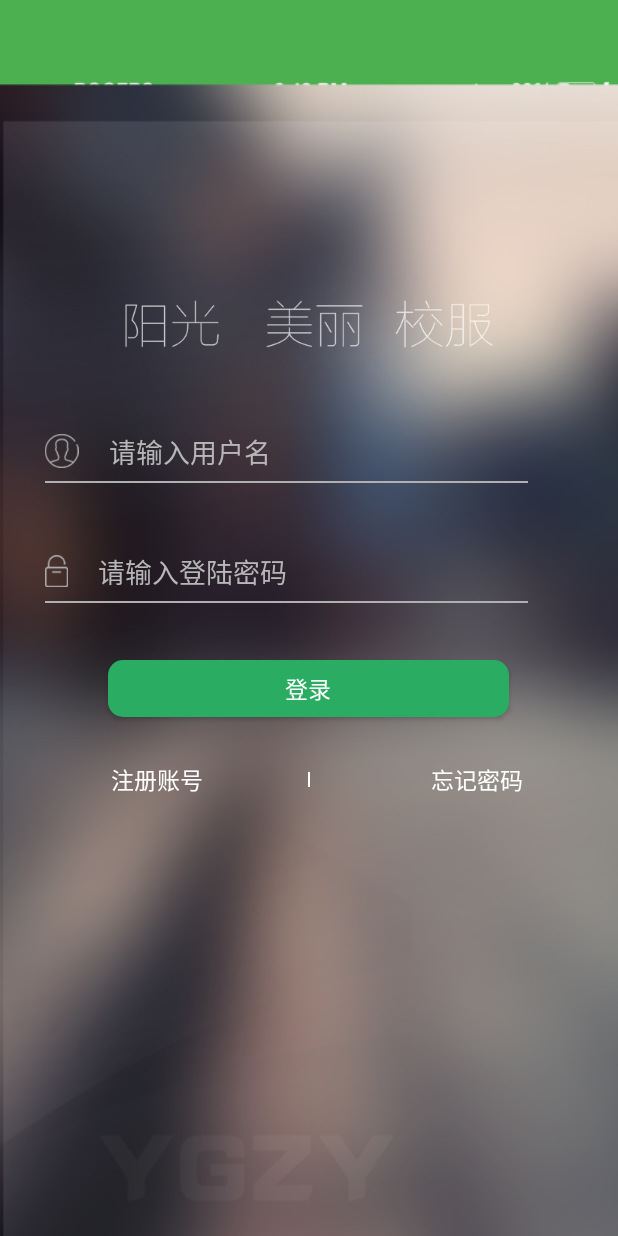
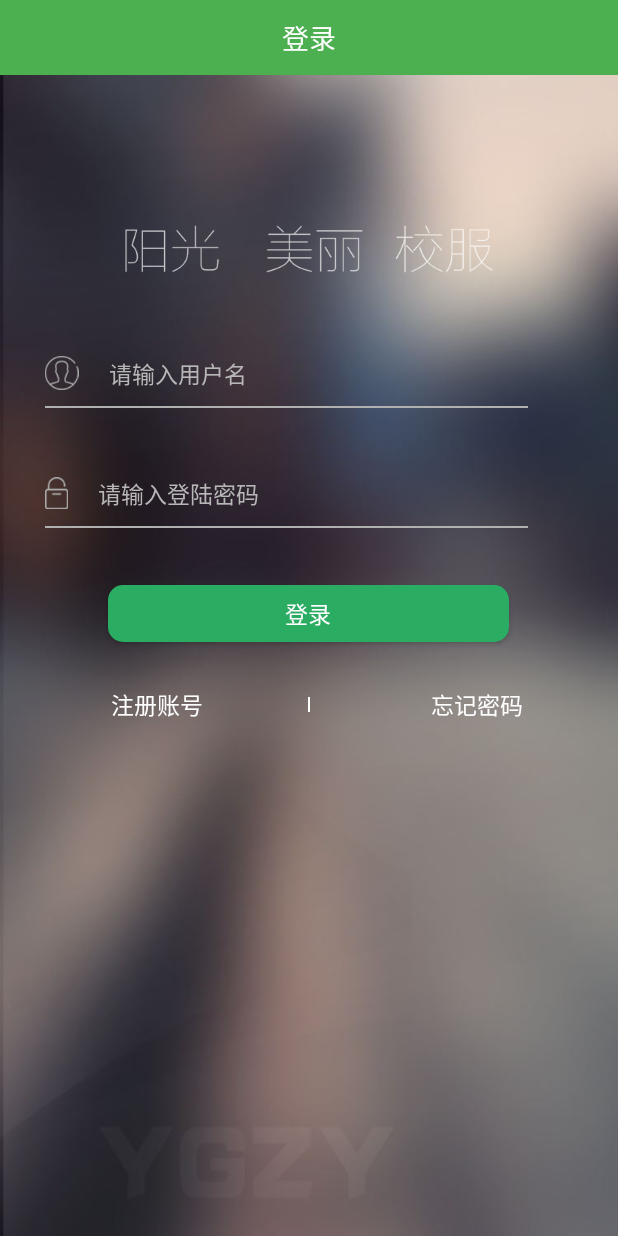
Before and after one commit to karlosyoung/store, an Android app: the LoginActivity screen opened directly, with no data from a screen before it, on a phone screen of 412 x 824 dp. Run offline under Robolectric (Android 15) with nearby library versions, the phone set to English and light mode, and no system bars; our stand-ins replace ButterKnife; libraries missing offline, so code that uses them is left out: com.umeng.analytics; 2 statements that could not run were skipped.

Commit message:
修改代码

```diff
--- a/SunSoft/app/src/main/java/com/sunsoft/zyebiz/b2e/common/constants/Constants.java
+++ b/SunSoft/app/src/main/java/com/sunsoft/zyebiz/b2e/common/constants/Constants.java
@@ -11,4 +11,5 @@ public class Constants {
     public static final int NET_TIME_OUT = 10;
     public static final String FRAGMENT_LOGIN_TAG = "fragment_login";
 
+    public static final String DEFAULT_TITLE_KEY = "title_key";
 }
--- a/SunSoft/app/src/main/java/com/sunsoft/zyebiz/b2e/mvp/base/BaseActivity.java
+++ b/SunSoft/app/src/main/java/com/sunsoft/zyebiz/b2e/mvp/base/BaseActivity.java
@@ -1,5 +1,6 @@
 package com.sunsoft.zyebiz.b2e.mvp.base;
 
+import android.content.Intent;
 import android.os.Bundle;
 import android.support.annotation.Nullable;
 import android.support.v4.app.FragmentActivity;
@@ -35,7 +36,7 @@ public abstract class BaseActivity extends FragmentActivity {
      * 使用Fragment来替换
      */
     @InjectView(R.id.base_framelayout)
-   protected   FrameLayout baseFramelayout;
+    protected FrameLayout baseFramelayout;
     /**
      * 无网的标题展示
      */
@@ -56,9 +57,10 @@ public abstract class BaseActivity extends FragmentActivity {
 
     /**
      * 返回帧布局的id
+     *
      * @return
      */
-    public int getBaseFrameLayoutId(){
+    public int getBaseFrameLayoutId() {
         return R.id.base_framelayout;
     }
 
@@ -72,9 +74,9 @@ public abstract class BaseActivity extends FragmentActivity {
 
     public void onEventMainThread(NetEvent event) {
         boolean netFlag = event.getMsg();
-        if(netFlag){
+        if (netFlag) {
             noNetTitleView.setVisibility(View.GONE);
-        }else{
+        } else {
             noNetTitleView.setVisibility(View.VISIBLE);
         }
     }
@@ -90,6 +92,34 @@ public abstract class BaseActivity extends FragmentActivity {
         }
         return super.onKeyDown(keyCode, event);
     }
+
+    /**
+     * 关闭当前的activity
+     */
+    protected void closeActivity() {
+        AppManager.getAppManager().finishActivity();
+    }
+
+    /**
+     * 页面跳转
+     */
+    protected void intentTo(Intent intent, boolean isClose) {
+        startActivity(intent);
+        if (isClose) {
+            closeActivity();
+        } else {
+            CloseKeyBoard.hideInputMethod(BaseActivity.this);
+        }
+    }
+
+    /**
+     * 携带数据跳转
+     */
+    protected void intentToResult(Intent intent, int tag) {
+        CloseKeyBoard.hideInputMethod(BaseActivity.this);
+        startActivityForResult(intent, tag);
+    }
+
 
     @Override
     protected void onResume() {
--- a/SunSoft/app/src/main/java/com/sunsoft/zyebiz/b2e/mvp/forgetPassword/ForgetPasswordContract.java
+++ b/SunSoft/app/src/main/java/com/sunsoft/zyebiz/b2e/mvp/forgetPwd/ForgetPasswordContract.java
@@ -1,4 +1,4 @@
-package com.sunsoft.zyebiz.b2e.mvp.forgetPassword;
+package com.sunsoft.zyebiz.b2e.mvp.forgetPwd;
 
 /**
  * Created by MJX on 2017/1/13.
--- /dev/null
+++ b/SunSoft/app/src/main/java/com/sunsoft/zyebiz/b2e/mvp/login/ForgetPwd/ForgetPassActivity.java
@@ -0,0 +1,8 @@
+package com.sunsoft.zyebiz.b2e.mvp.login.ForgetPwd;
+
+/**
+ * Created by Amoly.
+ * Data：2017/2/8.
+ */
+public class ForgetPassActivity {
+}
--- a/SunSoft/app/src/main/java/com/sunsoft/zyebiz/b2e/mvp/login/LoginActivity.java
+++ b/SunSoft/app/src/main/java/com/sunsoft/zyebiz/b2e/mvp/login/LoginActivity.java
@@ -1,7 +1,12 @@
 package com.sunsoft.zyebiz.b2e.mvp.login;
 
+import android.content.Intent;
+
+import com.sunsoft.zyebiz.b2e.R;
 import com.sunsoft.zyebiz.b2e.common.Manager.MyFragmentManager;
+import com.sunsoft.zyebiz.b2e.common.constants.Constants;
 import com.sunsoft.zyebiz.b2e.mvp.base.BaseActivity;
+import com.sunsoft.zyebiz.b2e.mvp.login.ForgetPwd.ForgetPassActivity;
 
 /**
  * 登录的界面
@@ -11,7 +16,7 @@ public class LoginActivity extends BaseActivity {
     @Override
     protected void initFragment() {
         LoginFragment loginFragment = new LoginFragment();
-        MyFragmentManager.addFragmentForBack(this,getBaseFrameLayoutId(),loginFragment,"loginFragment");
+        MyFragmentManager.addFragmentNoBack(this,getBaseFrameLayoutId(),loginFragment,"loginFragment");
     }
 
     @Override
@@ -33,4 +38,12 @@ public class LoginActivity extends BaseActivity {
     protected void isFinishCurrentActivity() {
 
     }
+    /***
+     * 跳转忘记密码页面
+     */
+    private void gotoForgetPwd() {
+        Intent intent = new Intent(LoginActivity.this, ForgetPassActivity.class);
+        intent.putExtra(Constants.DEFAULT_TITLE_KEY, R.string.forget_psd);
+        intentTo(intent, false);
+    }
 }
--- a/SunSoft/app/src/main/java/com/sunsoft/zyebiz/b2e/mvp/login/LoginFragment.java
+++ b/SunSoft/app/src/main/java/com/sunsoft/zyebiz/b2e/mvp/login/LoginFragment.java
@@ -51,7 +51,7 @@ public class LoginFragment extends BaseFragment {
 
     @Override
     protected View onSubView() {
-        CommonPag commonPag = new CommonPag(getActivity()) {
+        final CommonPag commonPag = new CommonPag(getActivity()) {
             @Override
             protected View onCreateSuccessedView() {
                 mLoginView = UIUtil.inflate(R.layout.fragment_login);
@@ -76,12 +76,11 @@ public class LoginFragment extends BaseFragment {
 
             @Override
             protected void setMidText() {
-                midTitleTv.setText("登录");
             }
 
             @Override
             protected void initSubTitle() {
-
+                midTitleTv.setText("登录");
             }
         };
         commonPag.showSuccessedView();
@@ -105,4 +104,5 @@ public class LoginFragment extends BaseFragment {
     protected void initSubData() {
 
     }
+
 }
--- a/SunSoft/app/src/main/res/layout/fragment_login.xml
+++ b/SunSoft/app/src/main/res/layout/fragment_login.xml
@@ -1,110 +1,119 @@
 <?xml version="1.0" encoding="utf-8"?>
-<RelativeLayout xmlns:android="http://schemas.android.com/apk/res/android"
+<ScrollView xmlns:android="http://schemas.android.com/apk/res/android"
+            android:id="@+id/login_root"
             android:layout_width="match_parent"
             android:layout_height="match_parent"
-                android:background="@drawable/login_bg"
-                android:id="@+id/login_root">
+            android:background="@drawable/login_bg">
 
+
+    <RelativeLayout
+        android:layout_width="match_parent"
+        android:layout_height="wrap_content"
+        android:orientation="vertical">
 
         <LinearLayout
             android:id="@+id/slogan"
-        android:layout_marginTop="@dimen/dimen_150"
-        android:gravity="center"
             android:layout_width="match_parent"
             android:layout_height="wrap_content"
+            android:layout_alignParentLeft="true"
+            android:layout_alignParentStart="true"
             android:layout_alignParentTop="true"
-        android:layout_alignParentLeft="true"
-        android:layout_alignParentStart="true">
+            android:layout_marginTop="@dimen/dimen_100"
+            android:gravity="center">
+
             <TextView
+                android:layout_width="wrap_content"
+                android:layout_height="wrap_content"
                 android:background="@drawable/login_text_bg"
-            android:layout_width="wrap_content"
-            android:layout_height="wrap_content" />
+                android:id="@+id/textView"/>
         </LinearLayout>
 
         <FrameLayout
-        android:focusableInTouchMode="true"
             android:id="@+id/username_layout"
             android:layout_width="match_parent"
             android:layout_height="wrap_content"
+            android:layout_alignParentLeft="true"
+            android:layout_alignParentStart="true"
+            android:layout_below="@+id/slogan"
+            android:layout_marginLeft="@dimen/dimen_30"
             android:layout_marginRight="@dimen/dimen_30"
-        android:layout_marginLeft="@dimen/dimen_30"
-        android:gravity="center"
             android:layout_marginTop="55dp"
-        android:layout_below="@+id/slogan"
-        android:layout_alignParentLeft="true"
-        android:layout_alignParentStart="true">
+            android:focusableInTouchMode="true"
+            android:gravity="center">
 
             <Button
                 android:id="@+id/bt_username_clear"
                 android:layout_width="@dimen/dimen_28"
                 android:layout_height="@dimen/dimen_28"
+                android:layout_gravity="end|center_vertical"
                 android:background="@drawable/login_clean"
-            android:layout_gravity="end|center_vertical"
                 android:visibility="invisible"/>
 
             <TextView
+                android:layout_width="match_parent"
+                android:layout_height="1dp"
                 android:layout_marginRight="@dimen/dimen_30"
-            android:layout_height="1dp"
-            android:layout_width="match_parent"
-            android:background="#b0b0b0"
-            android:layout_marginTop="@dimen/dimen_33" />
+                android:layout_marginTop="@dimen/dimen_33"
+                android:background="#b0b0b0"/>
 
             <EditText
                 android:id="@+id/username"
                 android:layout_width="@dimen/dimen_200"
                 android:layout_height="wrap_content"
+                android:background="@null"
+                android:drawableLeft="@drawable/login_clean"
+                android:drawablePadding="20dp"
                 android:drawableStart="@drawable/login_username"
-            android:drawablePadding="20dp"
-            android:background="@null"
+                android:hint="@string/login_name_hint"
                 android:maxLines="1"
                 android:textColor="@color/white"
                 android:textColorHint="@color/text_hint"
-            android:hint="@string/login_name_hint"
-            android:drawableLeft="@drawable/login_clean" />
+                android:textSize="15sp"/>
         </FrameLayout>
 
         <FrameLayout
-        android:focusableInTouchMode="true"
             android:id="@+id/pwd_layout"
             android:layout_width="match_parent"
             android:layout_height="wrap_content"
+            android:layout_alignParentLeft="true"
+            android:layout_alignParentStart="true"
+            android:layout_below="@id/username_layout"
+            android:layout_marginLeft="@dimen/dimen_30"
             android:layout_marginRight="@dimen/dimen_30"
-        android:layout_marginLeft="@dimen/dimen_30"
-        android:gravity="center"
             android:layout_marginTop="45dp"
-        android:layout_below="@id/username_layout"
-        android:layout_alignParentLeft="true"
-        android:layout_alignParentStart="true">
+            android:focusableInTouchMode="true"
+            android:gravity="center">
 
             <Button
                 android:id="@+id/img_pass_show"
                 android:layout_width="@dimen/dimen_28"
                 android:layout_height="@dimen/dimen_28"
+                android:layout_gravity="end|center_vertical"
                 android:background="@drawable/auxiliary_view_normal"
-            android:layout_gravity="end|center_vertical"
                 android:visibility="invisible"
                 />
 
             <TextView
+                android:layout_width="match_parent"
+                android:layout_height="1dp"
                 android:layout_marginRight="@dimen/dimen_30"
-            android:layout_height="1dp"
-            android:layout_width="match_parent"
+                android:layout_marginTop="@dimen/dimen_33"
                 android:background="#b0b0b0"
-            android:layout_marginTop="@dimen/dimen_33"
                 />
 
             <EditText
                 android:id="@+id/edt_passwd"
                 android:layout_width="@dimen/dimen_200"
                 android:layout_height="wrap_content"
+                android:background="@null"
+                android:drawableLeft="@drawable/auxiliary_view_normal"
+                android:drawablePadding="20dp"
                 android:drawableStart="@drawable/login_userpas"
-            android:drawablePadding="20dp"
-            android:background="@null"
+                android:hint="@string/login_phone_hint"
                 android:maxLines="1"
                 android:textColor="@color/white"
                 android:textColorHint="@color/text_hint"
-            android:hint="@string/login_phone_hint"
-            android:drawableLeft="@drawable/auxiliary_view_normal" />
+                android:textSize="15sp"/>
         </FrameLayout>
 
 
@@ -112,32 +121,32 @@
             android:id="@+id/tv_login"
             android:layout_width="@dimen/dimen_267"
             android:layout_height="@dimen/dimen_38"
+            android:layout_below="@+id/pwd_layout"
+            android:layout_centerHorizontal="true"
+            android:layout_marginTop="38dp"
             android:background="@drawable/login_btn_new_selector"
             android:gravity="center"
             android:text="@string/login"
             android:textColor="@color/text_white"
-        android:textSize="@dimen/size_15"
-        android:layout_below="@+id/pwd_layout"
-        android:layout_centerHorizontal="true"
-        android:layout_marginTop="38dp" />
+            android:textSize="@dimen/size_15"/>
 
 
         <RelativeLayout
+            android:id="@+id/switch_type"
             android:layout_width="match_parent"
             android:layout_height="wrap_content"
-        android:id="@+id/switch_type"
-        android:layout_below="@+id/tv_login"
             android:layout_alignParentLeft="true"
             android:layout_alignParentStart="true"
-        android:padding="@dimen/dimen_20"
-        android:layout_marginTop="@dimen/dimen_10">
+            android:layout_below="@+id/tv_login"
+            android:layout_marginTop="@dimen/dimen_10"
+            android:padding="@dimen/dimen_20">
 
             <View
                 android:id="@+id/center"
                 android:layout_width="1dp"
                 android:layout_height="10dp"
+                android:layout_centerInParent="true"
                 android:background="@color/text_white"
-            android:layout_centerInParent="true"
 
                 />
 
@@ -145,27 +154,27 @@
                 android:id="@+id/tv_register"
                 android:layout_width="wrap_content"
                 android:layout_height="wrap_content"
+                android:layout_alignParentTop="true"
+                android:layout_marginEnd="70dp"
                 android:layout_marginRight="68dp"
+                android:layout_toLeftOf="@+id/center"
+                android:layout_toStartOf="@+id/center"
                 android:text="@string/register_account"
                 android:textColor="@color/text_white"
-            android:textSize="@dimen/size_15"
-            android:layout_alignParentTop="true"
-            android:layout_toLeftOf="@+id/center"
-            android:layout_toStartOf="@+id/center"
-            android:layout_marginEnd="70dp" />
+                android:textSize="@dimen/size_15"/>
 
             <TextView
                 android:id="@+id/forget_pas"
                 android:layout_width="wrap_content"
                 android:layout_height="wrap_content"
+                android:layout_alignParentEnd="true"
+                android:layout_alignParentRight="true"
+                android:layout_alignParentTop="true"
+                android:layout_marginEnd="43dp"
+                android:layout_marginRight="43dp"
                 android:text="@string/forget_psd"
                 android:textColor="@color/text_white"
-            android:textSize="@dimen/size_15"
-            android:layout_alignParentTop="true"
-            android:layout_alignParentRight="true"
-            android:layout_alignParentEnd="true"
-            android:layout_marginRight="43dp"
-            android:layout_marginEnd="43dp"/>
+                android:textSize="@dimen/size_15"/>
         </RelativeLayout>
-
     </RelativeLayout>
+</ScrollView>
--- a/SunSoft/app/src/main/res/values/dimens.xml
+++ b/SunSoft/app/src/main/res/values/dimens.xml
@@ -74,6 +74,7 @@
     <dimen name="dimen_80">80dp</dimen>
     <dimen name="dimen_84">84dp</dimen>
     <dimen name="dimen_90">90dp</dimen>
+    <dimen name="dimen_100">100dp</dimen>
     <dimen name="dimen_105">105dp</dimen>
     <dimen name="dimen_110">110dp</dimen>
     <dimen name="dimen_115">115dp</dimen>
```
Also changed, not shown: SunSoft/app/src/main/res/drawable-xhdpi/login_bg.jpg. Lines whose indentation alone changed are shown as unchanged.
